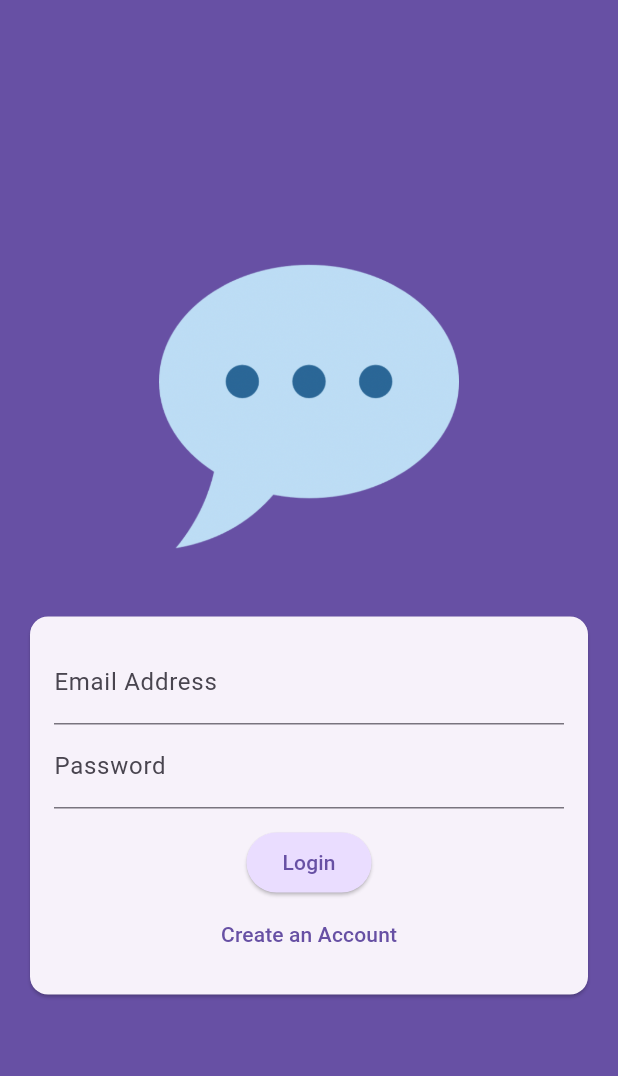
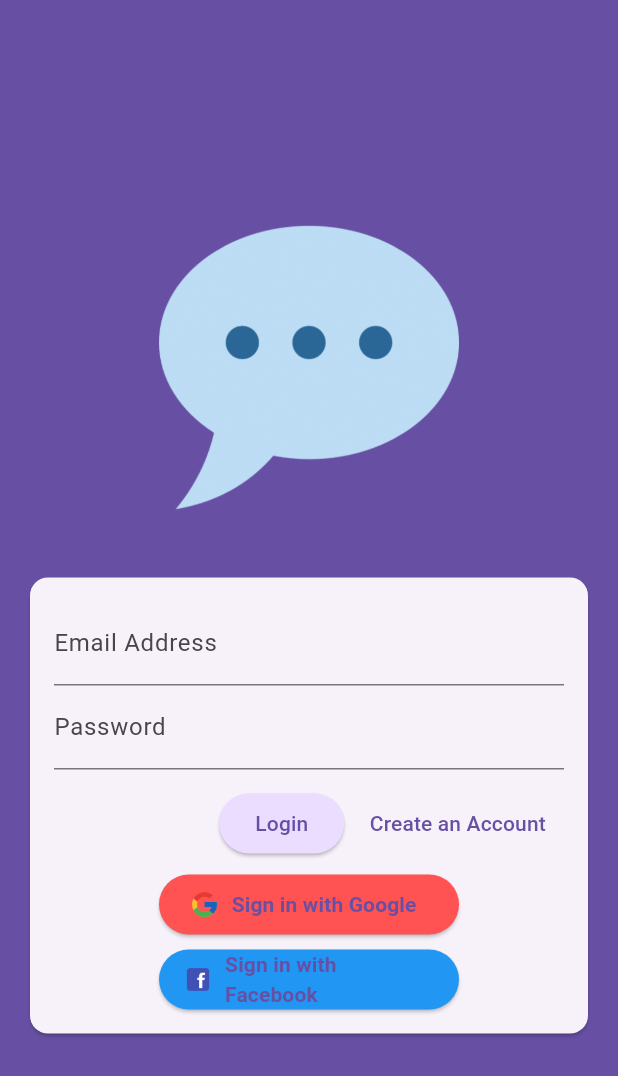
Before and after one commit to BaberHashmi512/chat_app_firebase, a Flutter app: the screen it shows after launch, on a phone screen of 412 x 824 dp. Shown: the top 1076 px of the screen. Run offline on Flutter 3.47's test engine with Material 3 defaults, Android fonts, the phone set to English and light mode, and no system bars; our stand-ins replace cloud_firestore, firebase_auth, firebase_core, firebase_messaging, firebase_storage, google_sign_in and 2 more; accounts and stored records are empty.

Commit message:
google login in Progress

```diff
--- a/lib/group_chat/group_chat_room.dart
+++ b/lib/group_chat/group_chat_room.dart
@@ -317,7 +317,8 @@ class GroupChatRoom extends StatelessWidget {
                       ),
                     ),
                     IconButton(
-                        icon: const Icon(Icons.send), onPressed: onSendMessage),
+                        icon: const Icon(Icons.send),
+                        onPressed: onSendMessage),
                   ],
                 ),
               ),
--- a/lib/screens/auth.dart
+++ b/lib/screens/auth.dart
@@ -1,10 +1,12 @@
 import 'dart:io';
+import 'package:chat_app/screens/home_list_screen.dart';
 import 'package:chat_app/widgets/user_image_picker.dart';
 import 'package:cloud_firestore/cloud_firestore.dart';
 import 'package:firebase_auth/firebase_auth.dart';
 import 'package:firebase_storage/firebase_storage.dart';
 import 'package:flutter/material.dart';
 import 'package:flutter/services.dart';
+import 'package:google_sign_in/google_sign_in.dart';
 
 final _firebase = FirebaseAuth.instance;
 
@@ -185,6 +187,10 @@ class _AuthScreenState extends State<AuthScreen> {
                           const SizedBox(
                             height: 12,
                           ),
+                          Row(
+                            mainAxisAlignment: MainAxisAlignment.center,
+                            children: [
+                              Padding(padding: EdgeInsets.only(left: 110)),
                               if (_isAuthenticating)
                                 const CircularProgressIndicator(),
                               if (!_isAuthenticating)
@@ -197,7 +203,24 @@ class _AuthScreenState extends State<AuthScreen> {
                                   ),
                                   child: Text(_isLogin ? "Login" : "Sign Up"),
                                 ),
+                              const SizedBox(
+                                width: 5,
+                              ),
                               if (!_isAuthenticating)
+                                // ElevatedButton(
+                                //   style: ElevatedButton.styleFrom(
+                                //       backgroundColor: Theme.of(context)
+                                //           .colorScheme
+                                //           .primaryContainer),
+                                //   onPressed: () {
+                                //     setState(() {
+                                //       _isLogin = !_isLogin;
+                                //     });
+                                //   },
+                                //   child: Text(_isLogin
+                                //       ? "Create an Account"
+                                //       : "I already have an Account"),
+                                // ),
                               TextButton(
                                 onPressed: () {
                                   setState(() {
@@ -207,6 +230,48 @@ class _AuthScreenState extends State<AuthScreen> {
                                 child: Text(_isLogin
                                     ? "Create an Account"
                                     : "I already have an account"),
+                              )
+                            ],
+                          ),
+                          SizedBox(height: 10,),
+                          SizedBox(
+                            width: 200,
+                            height: 40,
+                            child: ElevatedButton.icon(
+                              style: ElevatedButton.styleFrom(
+                                  backgroundColor: Colors.redAccent),
+                              onPressed: googleLogin,
+                              icon: Image.asset(
+                                "assets/images/Google.png",
+                                height: 20,
+                                width: 20,
+                              ),
+                              label: const Text(
+                                "Sign in with Google",
+                                style: TextStyle(fontWeight: FontWeight.bold),
+                              ),
+                            ),
+                          ),
+                          const SizedBox(
+                            height: 10,
+                          ),
+                          SizedBox(
+                            width: 200,
+                            height: 40,
+                            child: ElevatedButton.icon(
+                              style: ElevatedButton.styleFrom(
+                                  backgroundColor: Colors.blue),
+                              onPressed: () {},
+                              icon: Image.asset(
+                                "assets/images/Facebook.png",
+                                height: 20,
+                                width: 20,
+                              ),
+                              label: const Text(
+                                "Sign in with Facebook",
+                                style: TextStyle(fontWeight: FontWeight.bold),
+                              ),
+                            ),
                           )
                         ],
                       ),
@@ -221,6 +286,30 @@ class _AuthScreenState extends State<AuthScreen> {
     );
   }
 
+  googleLogin() async {
+    print("googleLogin method Called");
+    GoogleSignIn _googleSignIn = GoogleSignIn();
+    try {
+      var result = await _googleSignIn.signIn();
+      if (result == null) {
+        return;
+      }
+
+      final userData = await result.authentication;
+      final credential = GoogleAuthProvider.credential(
+          accessToken: userData.accessToken, idToken: userData.idToken);
+      var finalResult =
+          await FirebaseAuth.instance.signInWithCredential(credential);
+      print("Result $result");
+      print(result.displayName);
+      print(result.email);
+      print(result.photoUrl);
+      print(finalResult);
+    } catch (error) {
+      print(error);
+    }
+  }
+
   Future<bool> userExists(String username) async =>
       (await FirebaseFirestore.instance
           .collection("users")
--- a/lib/screens/home_list_screen.dart
+++ b/lib/screens/home_list_screen.dart
@@ -239,7 +239,7 @@ class _HomeChatState extends State<HomeChat> with WidgetsBindingObserver {
                     child: InkWell(
                       onTap: () async {
                         showLogoutDialogue();
-                        FirebaseAuth.instance.signOut();
+                        // FirebaseAuth.instance.signOut();
                       },
                       child: const Row(
                         children: [
--- a/pubspec.yaml
+++ b/pubspec.yaml
@@ -44,6 +44,8 @@ dependencies:
   uuid: ^4.2.1
   image_cropper: ^5.0.0
   dotted_border: ^2.1.0
+  google_sign_in: ^6.1.6
+  http: ^1.1.0
 
 dev_dependencies:
   flutter_test:
```
Also changed, not shown: lib/main.dart (+18 -2 lines), lib/screens/chat_room.dart (+24 -33 lines), assets/images/Facebook.png (added), assets/images/Google.png (added), pubspec.lock, 1 other file. Lines whose indentation alone changed are shown as unchanged.
